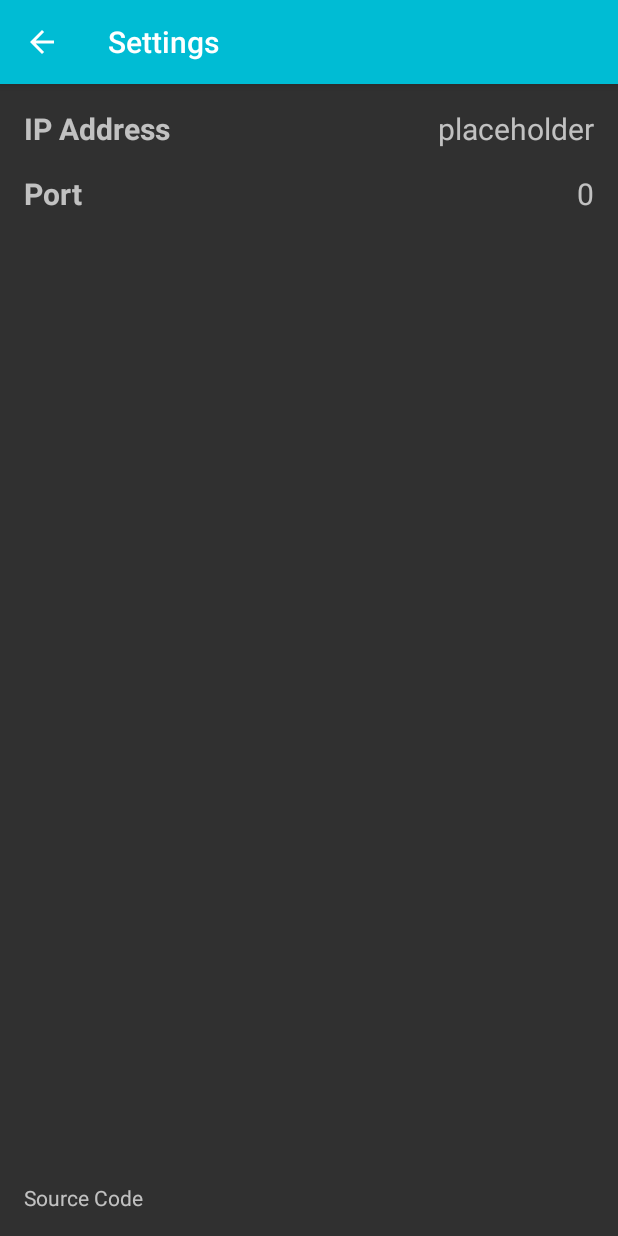
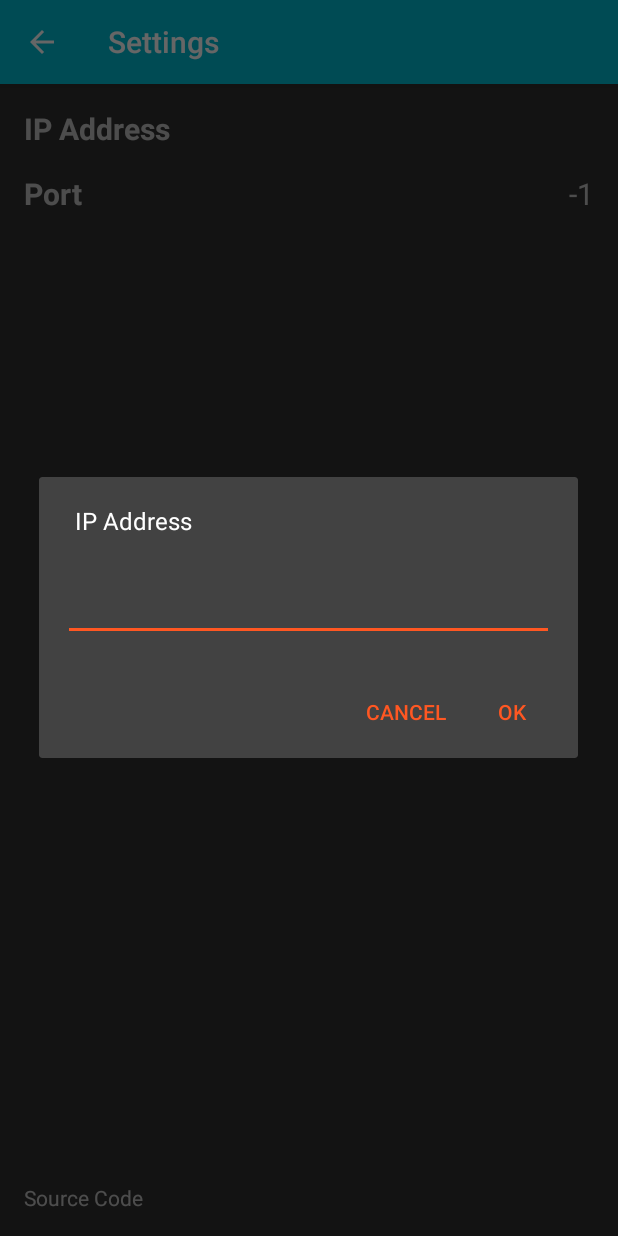
Before and after one commit to tahnok/ALRM, an Android app: the SettingsActivity screen opened directly, with no data from a screen before it, after a tap on "IP Address", on a phone screen of 412 x 824 dp. Run offline under Robolectric (Android 15) with nearby library versions, the phone set to English and light mode, and no system bars; our stand-ins replace ButterKnife.

Commit message:
make settings work

```diff
--- a/app/src/main/java/me/tahnok/wesclock/Settings.java
+++ b/app/src/main/java/me/tahnok/wesclock/Settings.java
@@ -6,6 +6,8 @@ import android.content.SharedPreferences;
 public class Settings {
     private static final String KEY_HOUR = "hour";
     private static final String KEY_MINUTE = "minute";
+    private static final String KEY_PORT = "port";
+    private static final String KEY_IP_ADDRESS = "ip_address";
 
     private static Settings instance;
     private final SharedPreferences preferences;
@@ -36,15 +38,30 @@ public class Settings {
     public void setAlarm(Alarm alarm) {
         preferences.edit()
             .putInt(KEY_HOUR, alarm.getHour())
-            .putInt(KEY_MINUTE, alarm.getMinute()).apply();
+            .putInt(KEY_MINUTE, alarm.getMinute())
+            .apply();
     }
 
     public String getIpdAddress() {
-        return "placeholder";
+        return preferences.getString(KEY_IP_ADDRESS, "");
     }
 
-    public String getPort() {
-        return "0";
+    public void setIpAddress(String ipAddress) {
+        preferences
+            .edit()
+            .putString(KEY_IP_ADDRESS, ipAddress)
+            .apply();
+    }
+
+    public int getPort() {
+        return preferences.getInt(KEY_PORT, -1);
+    }
+
+    public void setPort(int port) {
+        preferences
+            .edit()
+            .putInt(KEY_PORT, port)
+            .apply();
     }
 
 
--- a/app/src/main/java/me/tahnok/wesclock/SettingsActivity.java
+++ b/app/src/main/java/me/tahnok/wesclock/SettingsActivity.java
@@ -15,6 +15,8 @@ public class SettingsActivity extends Activity {
     @BindView(R.id.port) protected TextView portView;
     @BindView(R.id.ip_address) protected TextView ipAddressView;
 
+    protected Settings settings;
+
 
     @Override
     protected void onCreate(Bundle savedInstanceState) {
@@ -24,24 +26,41 @@ public class SettingsActivity extends Activity {
         setTitle(getString(R.string.settings));
 
         ButterKnife.bind(this);
+        settings = Settings.getInstance(getApplicationContext());
         render();
     }
 
     private void render() {
-        Settings settings = Settings.getInstance(getApplicationContext());
-        portView.setText(settings.getPort());
+        portView.setText(String.valueOf(settings.getPort()));
         ipAddressView.setText(settings.getIpdAddress());
 
     }
 
     @OnClick(R.id.ip_address_row)
     protected void setIpAddress() {
-
+        new StringPickerDialog().show(
+            R.string.ip_address,
+            settings.getIpdAddress(),
+            getFragmentManager(),
+            new StringPickerDialog.Delegate() {
+                @Override
+                public void onValueSelected(String string) {
+                    settings.setIpAddress(string);
+                }
+        });
     }
 
     @OnClick(R.id.port_row)
     protected void setPortAddress() {
-
+        new StringPickerDialog().show(
+            R.string.port,
+            String.valueOf(settings.getPort()),
+            getFragmentManager(), new StringPickerDialog.Delegate() {
+                @Override
+                public void onValueSelected(String string) {
+                    settings.setPort(Integer.valueOf(string));
+                }
+            });
     }
 
     @OnClick(R.id.source_code)
--- /dev/null
+++ b/app/src/main/java/me/tahnok/wesclock/StringPickerDialog.java
@@ -0,0 +1,57 @@
+package me.tahnok.wesclock;
+
+import android.app.AlertDialog;
+import android.app.Dialog;
+import android.app.DialogFragment;
+import android.app.FragmentManager;
+import android.content.DialogInterface;
+import android.os.Bundle;
+import android.support.annotation.StringRes;
+import android.view.LayoutInflater;
+import android.view.View;
+import android.widget.EditText;
+
+public class StringPickerDialog extends DialogFragment {
+
+    public static String TAG = StringPickerDialog.class.getSimpleName();
+
+    private EditText numberEditText;
+    private Delegate delegate;
+    private String oldValue;
+    @StringRes private int titleId;
+
+
+    @Override
+    public Dialog onCreateDialog(Bundle savedInstanceState) {
+        AlertDialog.Builder builder = new AlertDialog.Builder(getActivity());
+        View view = LayoutInflater.from(getContext()).inflate(R.layout.dialog_string_picker, null);
+        numberEditText = (EditText) view.findViewById(R.id.string_edit_text);
+        numberEditText.setText(oldValue);
+        builder.setView(view);
+        builder.setMessage(titleId)
+            .setPositiveButton(R.string.ok, new DialogInterface.OnClickListener() {
+                public void onClick(DialogInterface dialog, int id) {
+                    delegate.onValueSelected(numberEditText.getText().toString());
+                    getDialog().cancel();
+                }
+            })
+            .setNegativeButton(R.string.cancel, new DialogInterface.OnClickListener() {
+                public void onClick(DialogInterface dialog, int id) {
+                    getDialog().cancel();
+                }
+            });
+        return builder.create();
+    }
+
+    public void show(@StringRes int titleId, String oldValue, FragmentManager fragmentManager, Delegate delegate) {
+        this.titleId = titleId;
+        this.oldValue = oldValue;
+        this.delegate = delegate;
+        show(fragmentManager, TAG);
+    }
+
+
+    public interface Delegate {
+        void onValueSelected(String string);
+    }
+}
--- /dev/null
+++ b/app/src/main/res/layout/dialog_string_picker.xml
@@ -0,0 +1,17 @@
+<?xml version="1.0" encoding="utf-8"?>
+<LinearLayout xmlns:android="http://schemas.android.com/apk/res/android"
+              android:orientation="vertical"
+              android:paddingBottom="@dimen/activity_vertical_margin"
+              android:paddingLeft="@dimen/activity_horizontal_margin"
+              android:paddingRight="@dimen/activity_horizontal_margin"
+              android:paddingTop="@dimen/activity_vertical_margin"
+              android:layout_width="match_parent"
+              android:layout_height="match_parent">
+    <EditText
+        android:id="@+id/string_edit_text"
+        android:inputType="textNoSuggestions"
+        android:maxLines="1"
+        android:layout_width="match_parent"
+        android:layout_height="wrap_content"/>
+
+</LinearLayout>
--- a/app/src/main/res/values/strings.xml
+++ b/app/src/main/res/values/strings.xml
@@ -9,4 +9,6 @@
     <string name="port">Port</string>
     <string name="source_code">Source Code</string>
     <string name="ip_address">IP Address</string>
+    <string name="ok">OK</string>
+    <string name="cancel">Cancel</string>
 </resources>
```
Also changed, not shown: 1 other file.
